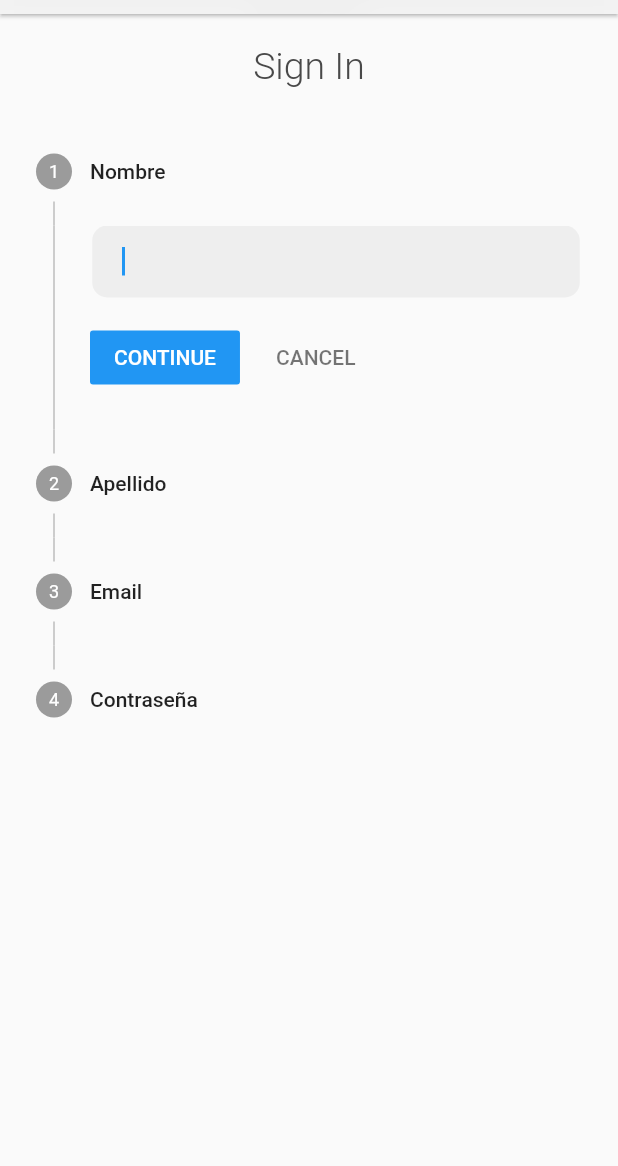
After one commit to LMHV/EnTodasSJEventos, a Flutter app: the screen it shows after launch, on a phone screen of 412 x 824 dp, the part 70-1236 px from its top. The commit adds this screen. Run offline on Flutter 3.47's test engine with Material 2 defaults, Android fonts, the phone set to English and light mode, and no system bars.

Commit message:
first commit signin screen + small changes

```diff
--- a/lib/main.dart
+++ b/lib/main.dart
@@ -1,5 +1,6 @@
 import 'package:flutter/material.dart';
 import 'package:practicando_flutter/screens/home_screen.dart';
+import 'package:practicando_flutter/screens/signin_screen.dart';
 
 void main() {
   runApp(const MyApp());
@@ -12,7 +13,7 @@ class MyApp extends StatelessWidget {
   Widget build(BuildContext context) {
     return const MaterialApp(
       debugShowCheckedModeBanner: false,
-      home: HomeScreen(),
+      home: SigninScreen(),
     );
   }
 }
--- /dev/null
+++ b/lib/screens/signin_screen.dart
@@ -0,0 +1,52 @@
+import 'package:flutter/material.dart';
+import 'dart:ui';
+
+import 'package:practicando_flutter/widgets/custom_stepper.dart';
+
+class SigninScreen extends StatelessWidget {
+  const SigninScreen({super.key});
+
+  @override
+  Widget build(BuildContext context) {
+    return Scaffold(
+      appBar: AppBar(
+        flexibleSpace: ClipRect(
+            child: BackdropFilter(
+          filter: ImageFilter.blur(sigmaX: 10, sigmaY: 20),
+          child: Container(
+            color: Colors.transparent,
+          ),
+        )),
+        elevation: 1,
+        centerTitle: true,
+        backgroundColor: Colors.white.withAlpha(200),
+        title: const Text(
+          "EnTodas San Juan",
+          style: TextStyle(color: Color(0xFF989898)),
+        ),
+      ),
+      body: SingleChildScrollView(
+        child: Center(
+          child: Expanded(
+            child: Column(
+              children: [
+                Container(
+                  margin: const EdgeInsets.symmetric(vertical: 20),
+                  child: const Text(
+                    'Sign In',
+                    style: TextStyle(
+                      fontSize: 25,
+                      color: Color.fromARGB(255, 73, 73, 73),
+                      fontWeight: FontWeight.w300,
+                    ),
+                  ),
+                ),
+                const CustomStepper(),
+              ],
+            ),
+          ),
+        ),
+      ),
+    );
+  }
+}
--- /dev/null
+++ b/lib/widgets/custom_stepper.dart
@@ -0,0 +1,74 @@
+import 'package:flutter/material.dart';
+
+import 'custom_textfield.dart';
+
+class CustomStepper extends StatefulWidget {
+  const CustomStepper({super.key});
+
+  @override
+  State<CustomStepper> createState() => _CustomStepperState();
+}
+
+class _CustomStepperState extends State<CustomStepper> {
+  TextEditingController nameController = TextEditingController();
+  TextEditingController surnameController = TextEditingController();
+  TextEditingController emailController = TextEditingController();
+  TextEditingController passwordController = TextEditingController();
+
+  int _currentStep = 0;
+  @override
+  Widget build(BuildContext context) {
+    return Stepper(
+      steps: [
+        Step(
+            title: const Text('Nombre'),
+            content: CustomTextField(
+              width: 325,
+              controller: nameController,
+              label: 'Ingresar nombre',
+            )),
+        Step(
+            title: const Text('Apellido'),
+            content: CustomTextField(
+              width: 325,
+              controller: surnameController,
+              label: 'Ingresar apellido',
+            )),
+        Step(
+            title: const Text('Email'),
+            content: CustomTextField(
+              width: 325,
+              controller: emailController,
+              label: 'Ingresar email',
+            )),
+        Step(
+            title: const Text('Contraseña'),
+            content: CustomTextField(
+              width: 325,
+              controller: passwordController,
+              label: 'Ingresar contraseña',
+            )),
+      ],
+      onStepTapped: (int newIndex) {
+        setState(() {
+          _currentStep = newIndex;
+        });
+      },
+      currentStep: _currentStep,
+      onStepContinue: () {
+        if (_currentStep != 3) {
+          setState(() {
+            _currentStep++;
+          });
+        }
+      },
+      onStepCancel: () {
+        if (_currentStep != 0) {
+          setState(() {
+            _currentStep--;
+          });
+        }
+      },
+    );
+  }
+}
--- /dev/null
+++ b/lib/widgets/custom_textfield.dart
@@ -0,0 +1,41 @@
+import 'package:flutter/material.dart';
+
+class CustomTextField extends StatelessWidget {
+  final TextEditingController controller;
+  final double width;
+  final String? label;
+  final String? hint;
+  final Color? customColor;
+
+  const CustomTextField({
+    super.key,
+    required this.width,
+    this.label,
+    this.hint,
+    required this.controller,
+    this.customColor,
+  });
+
+  @override
+  Widget build(BuildContext context) {
+    return Center(
+        child: SizedBox(
+      width: width,
+      child: TextField(
+        controller: controller,
+        decoration: InputDecoration(
+            contentPadding:
+                const EdgeInsets.symmetric(vertical: 10, horizontal: 20),
+            hintText: hint,
+            label: Text(label ?? ''),
+            filled: true,
+            fillColor: customColor ?? const Color.fromARGB(255, 238, 238, 238),
+            floatingLabelBehavior: FloatingLabelBehavior.never,
+            border: const OutlineInputBorder(
+                borderSide: BorderSide.none,
+                borderRadius: BorderRadius.all(Radius.circular(10)))),
+        autofocus: true,
+      ),
+    ));
+  }
+}
```
